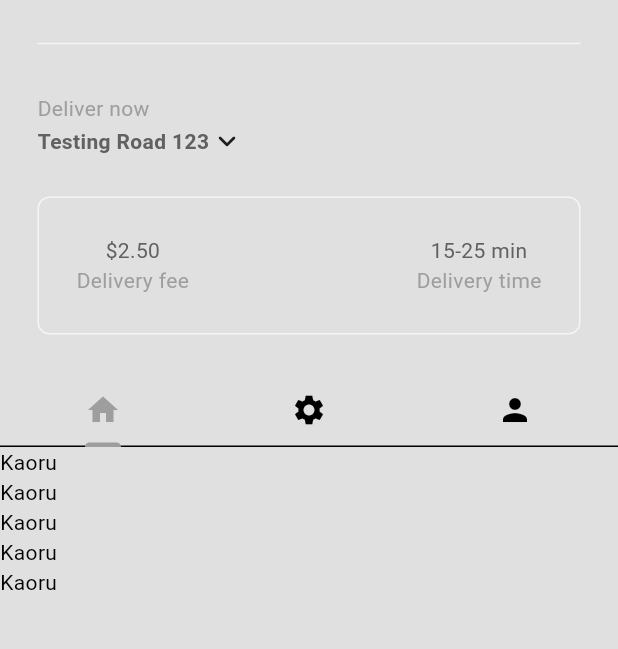
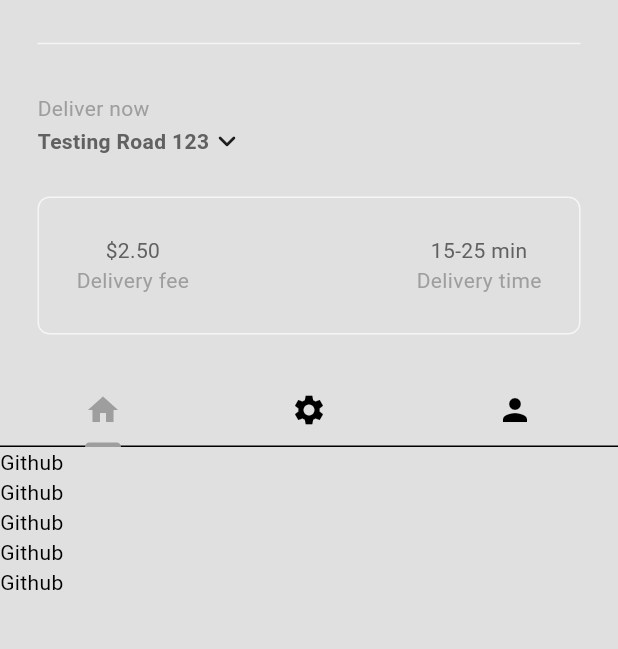
Before and after one commit to taufiq0205/flutter-food-delivery, a Flutter app: the HomePage screen opened directly, on a phone screen of 412 x 824 dp, the part 63-712 px from its top. Run offline on Flutter 3.47's test engine with Material 3 defaults, Android fonts, the phone set to English and light mode, and no system bars.

Commit message:
test purposes

```diff
--- a/lib/pages/home_page.dart
+++ b/lib/pages/home_page.dart
@@ -59,11 +59,11 @@ class _HomePageState extends State<HomePage>
           children: [
             ListView.builder(
               itemCount: 5,
-              itemBuilder: (context, index) => Text("Kaoru"),
+              itemBuilder: (context, index) => Text("Github"),
             ),
             ListView.builder(
               itemCount: 5,
-              itemBuilder: (context, index) => Text("Hana"),
+              itemBuilder: (context, index) => Text("Testing"),
             ),
             ListView.builder(
               itemCount: 5,
```
